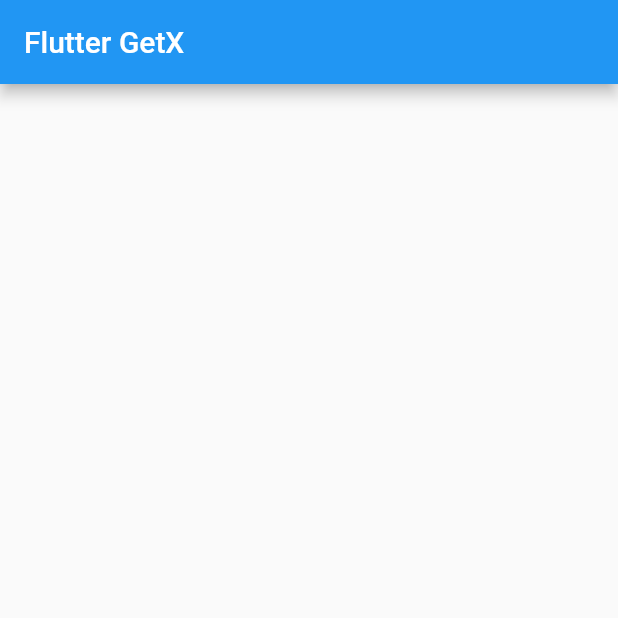
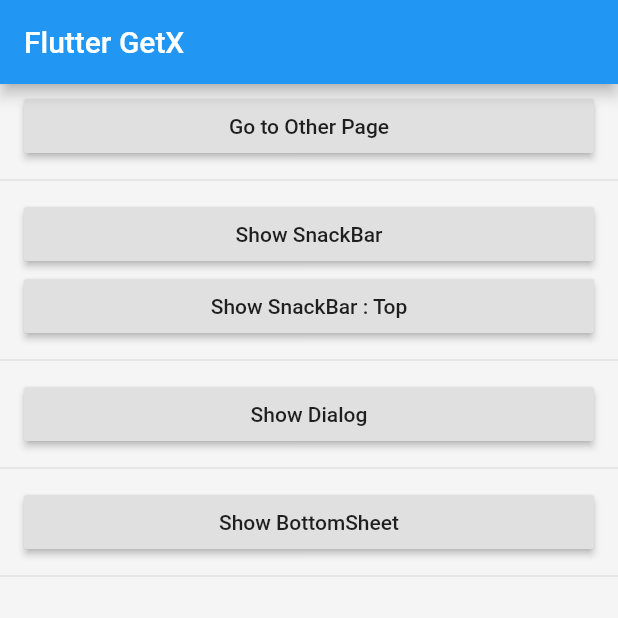
Before and after one commit to esmaeil-ahmadipour/Flutter_GetX, a Flutter app: the screen it shows after launch, on a phone screen of 412 x 824 dp, the top half of it. Run offline on Flutter 3.47's test engine with Material 2 defaults, Android fonts, the phone set to English and light mode, and no system bars; our stand-ins replace get.

Commit message:
add: pubspec.yaml > get Package. add: Screens add: Components > SnackBar & Dialog & PageRoute & BottomSheet

```diff
--- a/lib/app.dart
+++ b/lib/app.dart
@@ -1,12 +1,16 @@
 import 'package:flutter/material.dart';
 import 'package:flutter_getx/home.dart';
+import 'package:get/get_navigation/src/root/get_material_app.dart';
 
 class MyApp extends StatelessWidget {
   @override
   Widget build(BuildContext context) {
-    return MaterialApp(
+    return GetMaterialApp(
       title: 'Flutter GetX',
       theme: ThemeData(
+        splashColor:Colors.grey,
+        scaffoldBackgroundColor: Colors.grey[100],
+
         primarySwatch: Colors.blue,
         visualDensity: VisualDensity.adaptivePlatformDensity,
       ),
--- a/lib/home.dart
+++ b/lib/home.dart
@@ -1,4 +1,5 @@
 import 'package:flutter/material.dart';
+import 'package:flutter_getx/utils/components.dart';
 
 class MyHomePage extends StatefulWidget {
   MyHomePage({Key key, this.title}) : super(key: key);
@@ -16,7 +17,52 @@ class _MyHomePageState extends State<MyHomePage> {
       appBar: AppBar(
         title: Text(widget.title),
       ),
-      body: Center(),
+      body: ListView(
+        children: [
+          ListTile(
+            title: RaisedButton(
+              child: Text('Go to Other Page'),
+              onPressed: () {
+                navigationOtherPage();
+              },
+            ),
+          ),
+          Divider(),
+          ListTile(
+            title: RaisedButton(
+              child: Text('Show SnackBar'),
+              onPressed: () {
+                getSnackBar(position: '');
+              },
+            ),
+            subtitle: RaisedButton(
+              child: Text('Show SnackBar : Top'),
+              onPressed: () {
+                getSnackBar(position: 'top');
+              },
+            ),
+          ),
+          Divider(),
+          ListTile(
+            title: RaisedButton(
+              child: Text('Show Dialog'),
+              onPressed: () {
+                getDialogs();
+              },
+            ),
+          ),
+          Divider(),
+          ListTile(
+            title: RaisedButton(
+              child: Text('Show BottomSheet'),
+              onPressed: () {
+                getBottomSheet();
+              },
+            ),
+          ),
+          Divider(),
+        ],
+      ),
     );
   }
 }
--- a/pubspec.yaml
+++ b/pubspec.yaml
@@ -23,7 +23,7 @@ environment:
 dependencies:
   flutter:
     sdk: flutter
-
+  get: ^3.24.0
 
   # The following adds the Cupertino Icons font to your application.
   # Use with the CupertinoIcons class for iOS style icons.
```
Also changed, not shown: lib/screens/other_page.dart (added, +17 -0 lines), lib/utils/components.dart (added, +82 -0 lines), pubspec.lock, 1 other file.
